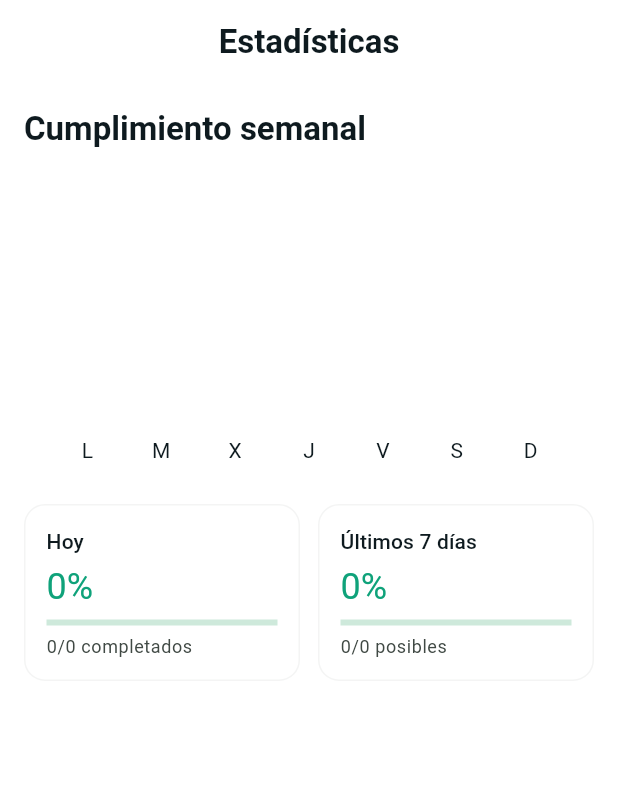
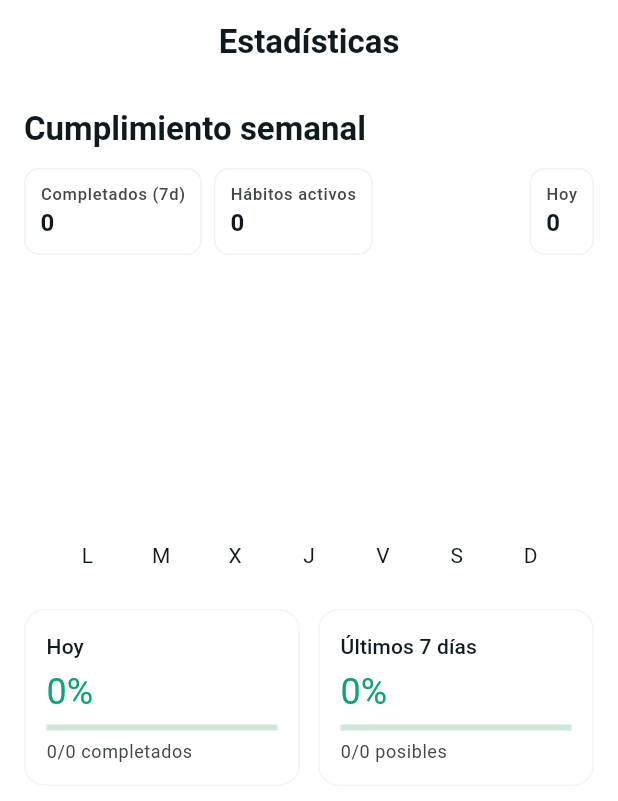
Before and after one commit to rhq-omni777/habits_app, a Flutter app: the StatsPage screen opened by its route, on a phone screen of 412 x 824 dp. Shown: the top 801 px of the screen. Run offline on Flutter 3.47's test engine with Material 3 defaults, Android fonts, the phone set to English and light mode, and no system bars; drawn by our look-alikes of fl_chart; our stand-ins replace cloud_firestore, firebase_auth, firebase_core, flutter_local_notifications, flutter_riverpod, geolocator and 3 more; accounts and stored records are empty; network calls fail.

Commit message:
feat: guest login y mejoras logros

```diff
--- a/lib/presentation/pages/login_page.dart
+++ b/lib/presentation/pages/login_page.dart
@@ -103,6 +103,12 @@ class _LoginPageState extends ConsumerState<LoginPage> {
                                 icon: const Icon(Icons.login),
                                 label: const Text('Continuar con Google'),
                               ),
+                              const SizedBox(height: 8),
+                              OutlinedButton.icon(
+                                onPressed: authState.isLoading ? null : () => ref.read(authControllerProvider.notifier).doGuestSignIn(),
+                                icon: const Icon(Icons.person_outline),
+                                label: const Text('Entrar como invitado'),
+                              ),
                               TextButton(
                                 onPressed: () => context.go('/register'),
                                 child: const Text('Crear cuenta'),
--- a/lib/presentation/pages/profile_page.dart
+++ b/lib/presentation/pages/profile_page.dart
@@ -214,7 +214,11 @@ class _ProfilePageState extends ConsumerState<ProfilePage> {
                 children: [
                   Expanded(
                     child: ElevatedButton.icon(
-                      onPressed: () => ref.read(authControllerProvider.notifier).doSignOut(),
+                      onPressed: () async {
+                        await ref.read(authControllerProvider.notifier).doSignOut();
+                        if (!context.mounted) return;
+                        context.go('/login');
+                      },
                       icon: const Icon(Icons.logout),
                       label: const Text('Cerrar sesión'),
                     ),
--- a/lib/presentation/pages/stats_page.dart
+++ b/lib/presentation/pages/stats_page.dart
@@ -29,6 +29,16 @@ class StatsPage extends ConsumerWidget {
           crossAxisAlignment: CrossAxisAlignment.stretch,
           children: [
             Text('Cumplimiento semanal', style: Theme.of(context).textTheme.titleLarge),
+            const SizedBox(height: 12),
+            Row(
+              children: [
+                _SummaryChip(label: 'Completados (7d)', value: '$weeklyCompleted'),
+                const SizedBox(width: 8),
+                _SummaryChip(label: 'Hábitos activos', value: '${habits.length}'),
+                const Spacer(),
+                _SummaryChip(label: 'Hoy', value: '$todayCompleted'),
+              ],
+            ),
             const SizedBox(height: 12),
             SizedBox(
               height: 200,
@@ -147,6 +157,33 @@ class StatsPage extends ConsumerWidget {
   }
 }
 
+class _SummaryChip extends StatelessWidget {
+  const _SummaryChip({required this.label, required this.value});
+
+  final String label;
+  final String value;
+
+  @override
+  Widget build(BuildContext context) {
+    final scheme = Theme.of(context).colorScheme;
+    return Container(
+      padding: const EdgeInsets.symmetric(horizontal: 10, vertical: 8),
+      decoration: BoxDecoration(
+        color: scheme.surface,
+        borderRadius: BorderRadius.circular(10),
+        border: Border.all(color: scheme.outline.withValues(alpha: 0.1)),
+      ),
+      child: Column(
+        crossAxisAlignment: CrossAxisAlignment.start,
+        children: [
+          Text(label, style: Theme.of(context).textTheme.labelSmall?.copyWith(color: scheme.onSurfaceVariant)),
+          Text(value, style: Theme.of(context).textTheme.titleMedium),
+        ],
+      ),
+    );
+  }
+}
+
 class _StatTile extends StatelessWidget {
   const _StatTile({required this.title, required this.value, required this.subtitle, required this.progress});
 
--- a/lib/presentation/providers/achievement_providers.dart
+++ b/lib/presentation/providers/achievement_providers.dart
@@ -38,7 +38,9 @@ class AchievementsNotifier extends StateNotifier<AsyncValue<List<AchievementEnti
       return;
     }
     _sub = repo.watchAchievements(userId!).listen((data) {
-      final updated = (data.isEmpty ? base : data)
+      // Mezcla logros base con los almacenados para evitar perder nuevos umbrales.
+      final merged = {...{for (final b in base) b.id: b}, for (final d in data) d.id: d}.values.toList();
+      final updated = merged
           .map((a) => AchievementEntity(
                 id: a.id,
                 title: a.title,
```
